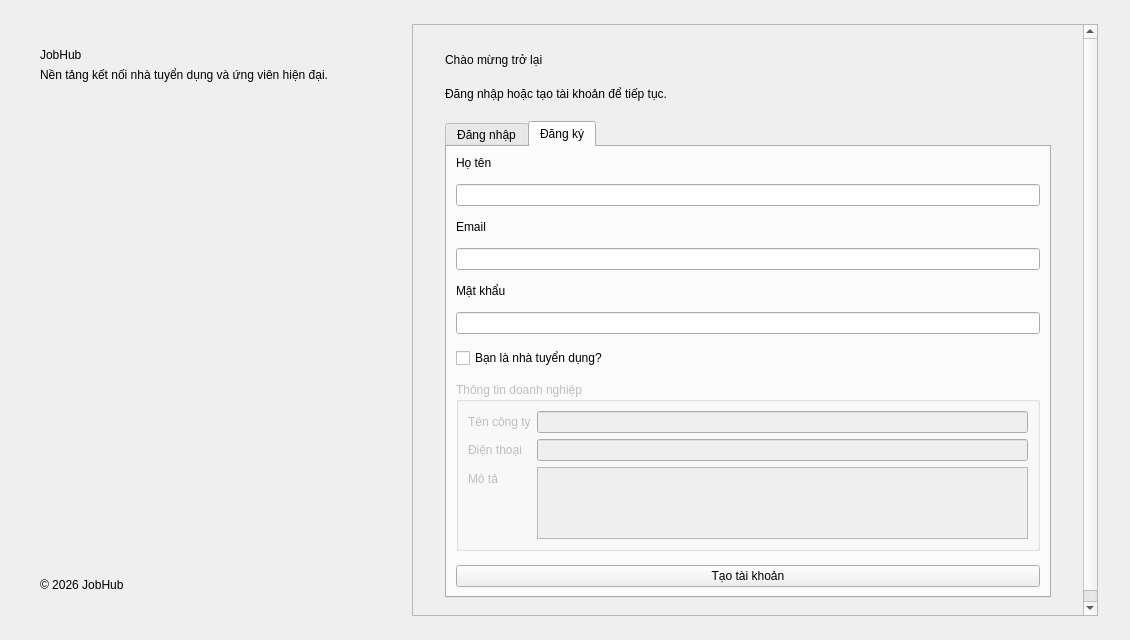
Above: client/resources/ui/auth_window.ui from imaira203/BTLPY_N21_D31 before the change. Below: the same form after it.
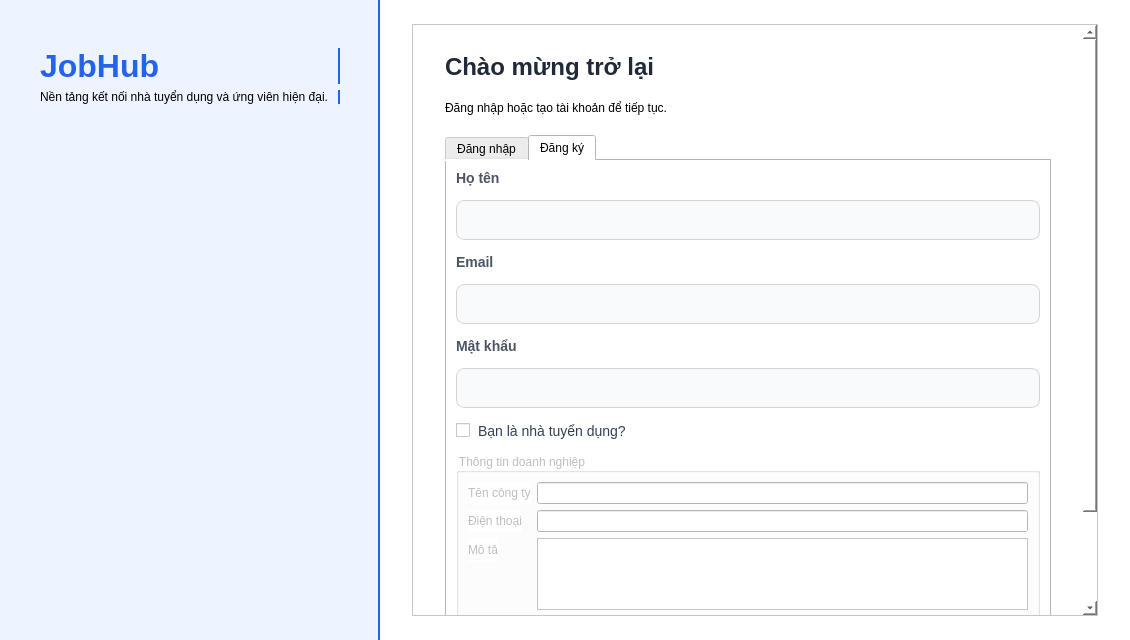
That is the form after the change. The open tabs and pages were chosen to show the change.

Commit message: fix ui auth window

The edit to the form file:
```diff
--- a/client/resources/ui/auth_window.ui
+++ b/client/resources/ui/auth_window.ui
@@ -19,6 +19,9 @@
   <property name="windowTitle">
    <string>JobHub — Đăng nhập</string>
   </property>
+  <property name="styleSheet">
+   <string notr="true">background-color: #ffffff;</string>
+  </property>
   <widget class="QWidget" name="authRoot">
    <layout class="QHBoxLayout" name="horizontalLayout_root">
     <property name="spacing">
@@ -44,6 +47,10 @@
         <height>0</height>
        </size>
       </property>
+      <property name="styleSheet">
+       <string notr="true">background-color: #eef4ff;
+    border-right: 2px solid #2563eb; /* Đường kẻ xanh ở giữa */</string>
+      </property>
       <layout class="QVBoxLayout" name="verticalLayout_brand">
        <property name="leftMargin">
         <number>40</number>
@@ -59,6 +66,14 @@
        </property>
        <item>
         <widget class="QLabel" name="brandLogo">
+         <property name="styleSheet">
+          <string notr="true">
+    color: #2563eb;
+    font-size: 32px;
+    font-weight: bold;
+    font-family: &quot;Segoe UI&quot;, sans-serif;
+</string>
+         </property>
          <property name="text">
           <string>JobHub</string>
          </property>
@@ -87,18 +102,14 @@
          </property>
         </spacer>
        </item>
-       <item>
-        <widget class="QLabel" name="brandFooter">
-         <property name="text">
-          <string>© 2026 JobHub</string>
-         </property>
-        </widget>
-       </item>
       </layout>
      </widget>
     </item>
     <item>
      <widget class="QFrame" name="formOuter">
+      <property name="styleSheet">
+       <string notr="true">background-color: #ffffff;</string>
+      </property>
       <layout class="QVBoxLayout" name="verticalLayout_form_outer">
        <property name="spacing">
         <number>12</number>
@@ -125,8 +136,8 @@
            <rect>
             <x>0</x>
             <y>0</y>
-            <width>663</width>
-            <height>624</height>
+            <width>684</width>
+            <height>590</height>
            </rect>
           </property>
           <layout class="QVBoxLayout" name="verticalLayout_scroll">
@@ -165,6 +176,11 @@
               </property>
               <item>
                <widget class="QLabel" name="formHeaderTitle">
+                <property name="styleSheet">
+                 <string notr="true">color: #1f2937;
+    font-size: 24px;
+    font-weight: bold;</string>
+                </property>
                 <property name="text">
                  <string>Chào mừng trở lại</string>
                 </property>
@@ -179,6 +195,41 @@
               </item>
               <item>
                <widget class="QTabWidget" name="tabWidget">
+                <property name="styleSheet">
+                 <string notr="true">/* Nút Đăng nhập chính (Màu xanh) */
+#btnLogin {
+    background-color: #2563eb;
+    color: white;
+    border-radius: 8px;
+    padding: 12px;
+    font-size: 16px;
+    font-weight: bold;
+}
+
+#btnLogin:hover {
+    background-color: #1d4ed8;
+}
+
+#btnLogin:pressed {
+    background-color: #1e40af;
+}
+
+/* Nút chuyển đổi (Tab Buttons) */
+#tabLogin, #tabRegister {
+    border: none;
+    padding: 8px 20px;
+    background-color: #f3f4f6;
+    border-radius: 6px;
+    color: #6b7280;
+}
+
+#tabLogin:checked {
+    background-color: #ffffff;
+    color: #2563eb;
+    font-weight: bold;
+    /* Có thể thêm đổ bóng nhẹ */
+}</string>
+                </property>
                 <property name="currentIndex">
                  <number>0</number>
                 </property>
@@ -275,13 +326,39 @@
                    <layout class="QVBoxLayout" name="verticalFieldFn">
                     <item>
                      <widget class="QLabel" name="label_fn">
+                      <property name="styleSheet">
+                       <string notr="true">color: #4b5563;
+    font-size: 14px;
+    font-weight: 500;</string>
+                      </property>
                       <property name="text">
                        <string>Họ tên</string>
                       </property>
                      </widget>
                     </item>
                     <item>
-                     <widget class="QLineEdit" name="lineRegFullName"/>
+                     <widget class="QLineEdit" name="lineRegFullName">
+                      <property name="styleSheet">
+                       <string notr="true">QLineEdit {
+    border: 1px solid #d1d5db;
+    border-radius: 8px;
+    padding: 10px 15px;
+    background-color: #f9fafb;
+    font-size: 14px;
+    color: #1f2937;
+}
+
+QLineEdit:focus {
+    border: 2px solid #2563eb;
+    background-color: #ffffff;
+}
+
+/* Placeholder text */
+QLineEdit::placeholder {
+    color: #9ca3af;
+}</string>
+                      </property>
+                     </widget>
                     </item>
                    </layout>
                   </item>
@@ -289,13 +366,39 @@
                    <layout class="QVBoxLayout" name="verticalFieldRemail">
                     <item>
                      <widget class="QLabel" name="label_remail">
+                      <property name="styleSheet">
+                       <string notr="true">color: #4b5563;
+    font-size: 14px;
+    font-weight: 500;</string>
+                      </property>
                       <property name="text">
                        <string>Email</string>
                       </property>
                      </widget>
                     </item>
                     <item>
-                     <widget class="QLineEdit" name="lineRegEmail"/>
+                     <widget class="QLineEdit" name="lineRegEmail">
+                      <property name="styleSheet">
+                       <string notr="true">QLineEdit {
+    border: 1px solid #d1d5db;
+    border-radius: 8px;
+    padding: 10px 15px;
+    background-color: #f9fafb;
+    font-size: 14px;
+    color: #1f2937;
+}
+
+QLineEdit:focus {
+    border: 2px solid #2563eb;
+    background-color: #ffffff;
+}
+
+/* Placeholder text */
+QLineEdit::placeholder {
+    color: #9ca3af;
+}</string>
+                      </property>
+                     </widget>
                     </item>
                    </layout>
                   </item>
@@ -303,6 +406,11 @@
                    <layout class="QVBoxLayout" name="verticalFieldRpass">
                     <item>
                      <widget class="QLabel" name="label_rpass">
+                      <property name="styleSheet">
+                       <string notr="true">color: #4b5563;
+    font-size: 14px;
+    font-weight: 500;</string>
+                      </property>
                       <property name="text">
                        <string>Mật khẩu</string>
                       </property>
@@ -310,6 +418,26 @@
                     </item>
                     <item>
                      <widget class="QLineEdit" name="lineRegPassword">
+                      <property name="styleSheet">
+                       <string notr="true">QLineEdit {
+    border: 1px solid #d1d5db;
+    border-radius: 8px;
+    padding: 10px 15px;
+    background-color: #f9fafb;
+    font-size: 14px;
+    color: #1f2937;
+}
+
+QLineEdit:focus {
+    border: 2px solid #2563eb;
+    background-color: #ffffff;
+}
+
+/* Placeholder text */
+QLineEdit::placeholder {
+    color: #9ca3af;
+}</string>
+                      </property>
                       <property name="echoMode">
                        <enum>QLineEdit::Password</enum>
                       </property>
@@ -319,6 +447,13 @@
                   </item>
                   <item>
                    <widget class="QCheckBox" name="checkHr">
+                    <property name="styleSheet">
+                     <string notr="true">QCheckBox#checkHr {
+  font-size: 14px;
+  color: #334155;
+  spacing: 8px;
+}</string>
+                    </property>
                     <property name="text">
                      <string>Bạn là nhà tuyển dụng?</string>
                     </property>
@@ -378,6 +513,18 @@
                   </item>
                   <item>
                    <widget class="QPushButton" name="btnRegister">
+                    <property name="styleSheet">
+                     <string notr="true">QPushButton#btnRegister {
+  background: #1d4ed8;
+  color: #ffffff;
+  border: none;
+  border-radius: 12px;
+  padding: 14px 20px;
+  font-size: 15px;
+  font-weight: 600;
+  min-height: 22px;
+}</string>
+                    </property>
                     <property name="text">
                      <string>Tạo tài khoản</string>
                     </property>
```
Left out of the diff: 106 changed lines with no effect on the pictures. The commit also changes 8 other files.
